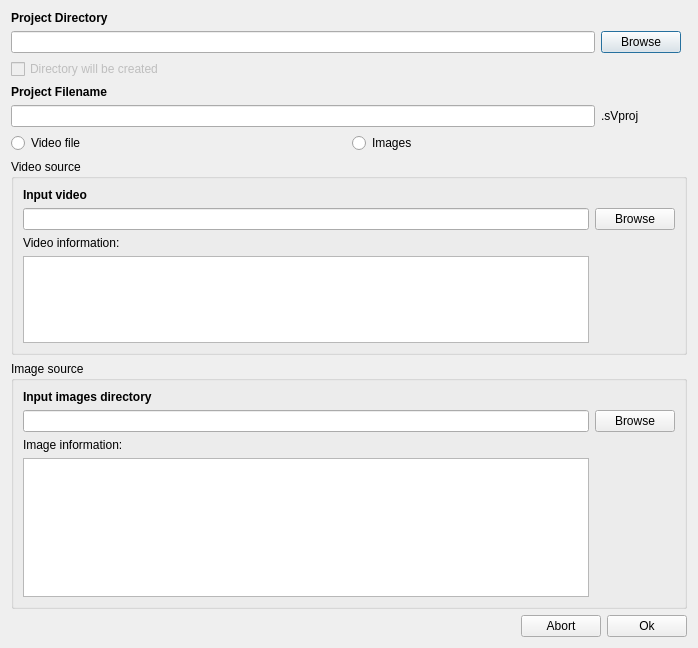
Qt form slowmoVideo/slowmoUI/newprojectdialog.ui (slowmoVideo/slowmoVideo) before a commit.
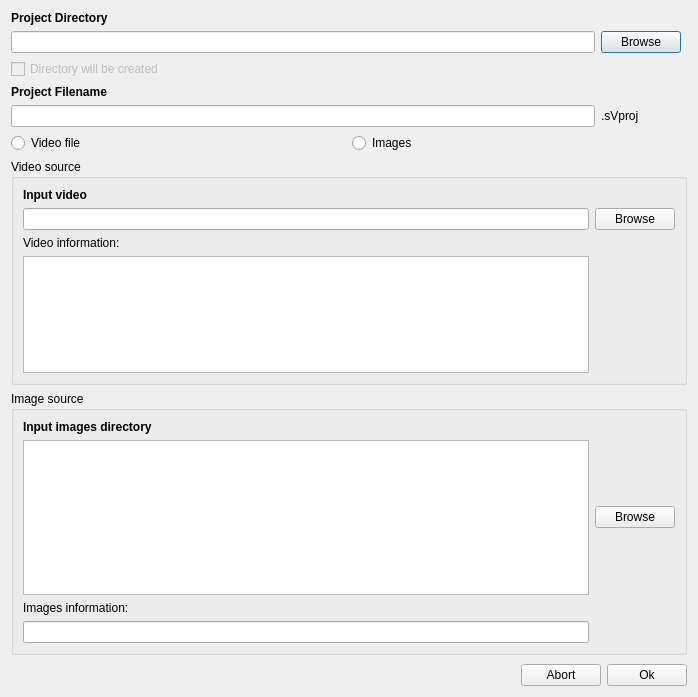
The same form after that commit.

Commit message: Slowmo: Image frame source added

Diff of the .ui file:
```diff
--- a/slowmoVideo/slowmoUI/newprojectdialog.ui
+++ b/slowmoVideo/slowmoUI/newprojectdialog.ui
@@ -7,7 +7,7 @@
     <x>0</x>
     <y>0</y>
     <width>698</width>
-    <height>648</height>
+    <height>697</height>
    </rect>
   </property>
   <property name="windowTitle">
@@ -111,6 +111,9 @@
         <property name="focusPolicy">
          <enum>Qt::NoFocus</enum>
         </property>
+        <property name="readOnly">
+         <bool>true</bool>
+        </property>
        </widget>
       </item>
       <item row="0" column="0">
@@ -148,9 +151,6 @@
         </property>
        </widget>
       </item>
-      <item row="1" column="0">
-       <widget class="QLineEdit" name="inputImages"/>
-      </item>
       <item row="1" column="1">
        <widget class="QPushButton" name="browseInputImages">
         <property name="text">
@@ -158,17 +158,20 @@
         </property>
        </widget>
       </item>
-      <item row="2" column="0">
+      <item row="3" column="0">
        <widget class="QLabel" name="lblcImageInfo">
         <property name="text">
-         <string>Image information:</string>
+         <string>Images information:</string>
         </property>
        </widget>
       </item>
-      <item row="3" column="0">
-       <widget class="QPlainTextEdit" name="txtImageInfo">
-        <property name="focusPolicy">
-         <enum>Qt::NoFocus</enum>
+      <item row="1" column="0">
+       <widget class="QListWidget" name="inputImages"/>
+      </item>
+      <item row="4" column="0">
+       <widget class="QLineEdit" name="txtImageInfo">
+        <property name="readOnly">
+         <bool>true</bool>
         </property>
        </widget>
       </item>
```
Left out of the diff: 3 changed lines with no effect on the pictures. The commit also changes 15 other files.
